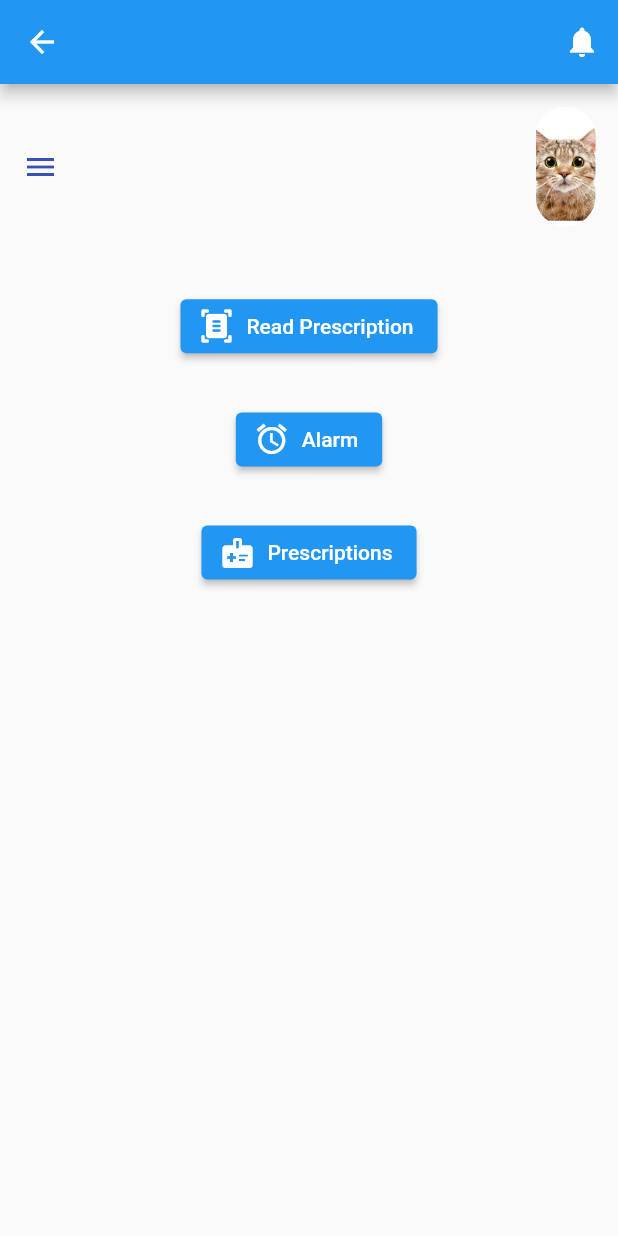
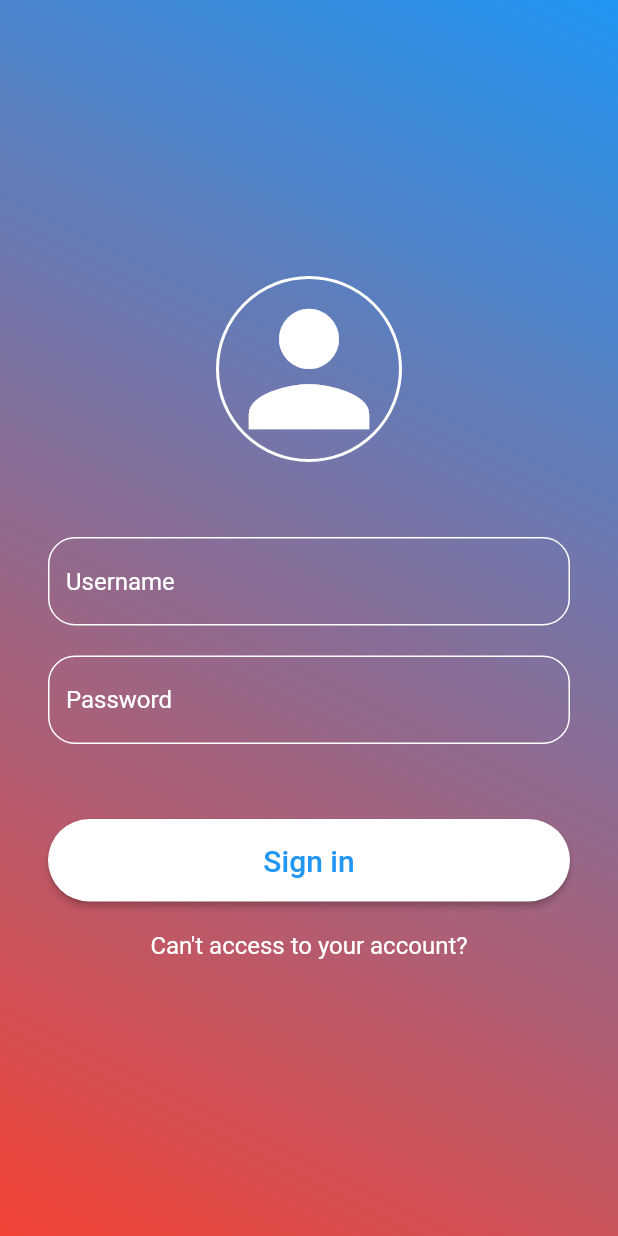
Before and after one commit to AhmedIbrahim2/PharmacyApp, a Flutter app: the screen it shows after launch, after a tap on "Get Started", on a phone screen of 412 x 824 dp. Run offline on Flutter 3.47's test engine with Material 2 defaults, Android fonts, the phone set to English and light mode, and no system bars; our stand-ins replace image_picker; missing offline and left inert: firebase_ml_vision; accounts and stored records are empty.

Commit message:
add first login

```diff
--- a/lib/Veiw/FirstScreen.dart
+++ b/lib/Veiw/FirstScreen.dart
@@ -10,8 +10,9 @@ import 'package:flutter/src/widgets/framework.dart';
 // ignore: unnecessary_import
 import 'package:flutter/src/widgets/container.dart';
 import 'package:imagetotext/Veiw/home.dart';
+import 'package:imagetotext/Veiw/login/login.dart';
 // ignore: unused_import
-import 'package:imagetotext/Veiw/prescription.dart';
+import 'package:imagetotext/Veiw/scan_prescription.dart';
 
 class FirstScreen extends StatelessWidget {
   const FirstScreen({super.key});
@@ -69,7 +70,7 @@ class FirstScreen extends StatelessWidget {
     return InkWell(
       onTap: () =>
           Navigator.push(context, MaterialPageRoute(builder: (context) {
-        return Home();
+        return LoginPage();
       })),
       child: Container(
         height: size.height / 15,
--- /dev/null
+++ b/lib/Veiw/login/login.dart
@@ -0,0 +1,113 @@
+import 'package:flutter/material.dart';
+import 'package:imagetotext/Veiw/home.dart';
+
+class LoginPage extends StatefulWidget {
+  @override
+  State<LoginPage> createState() => _LoginPageState();
+}
+
+class _LoginPageState extends State<LoginPage> {
+  TextEditingController usernameController = TextEditingController();
+  TextEditingController passwordController = TextEditingController();
+
+  @override
+  Widget build(BuildContext context) {
+    return Container(
+      decoration: const BoxDecoration(
+          gradient: LinearGradient(
+        begin: Alignment.topRight,
+        end: Alignment.bottomLeft,
+        colors: [
+          Colors.blue,
+          Colors.red,
+        ],
+      )),
+      child: Scaffold(
+        backgroundColor: Colors.transparent,
+        body: _page(),
+      ),
+    );
+  }
+
+  Widget _page() {
+    return Padding(
+      padding: const EdgeInsets.all(32.0),
+      child: Center(
+        child: Column(
+          mainAxisAlignment: MainAxisAlignment.center,
+          children: [
+            _icon(),
+            const SizedBox(height: 50),
+            _inputField("Username", usernameController),
+            const SizedBox(height: 20),
+            _inputField("Password", passwordController, isPassword: true),
+            const SizedBox(height: 50),
+            _loginBtn(),
+            const SizedBox(height: 20),
+            _extraText(),
+          ],
+        ),
+      ),
+    );
+  }
+
+  Widget _icon() {
+    return Container(
+      decoration: BoxDecoration(
+          border: Border.all(color: Colors.white, width: 2),
+          shape: BoxShape.circle),
+      child: const Icon(Icons.person, color: Colors.white, size: 120),
+    );
+  }
+
+  Widget _inputField(String hintText, TextEditingController controller,
+      {isPassword = false}) {
+    var border = OutlineInputBorder(
+        borderRadius: BorderRadius.circular(18),
+        borderSide: const BorderSide(color: Colors.white));
+
+    return TextField(
+      style: const TextStyle(color: Colors.white),
+      controller: controller,
+      decoration: InputDecoration(
+        hintText: hintText,
+        hintStyle: const TextStyle(color: Colors.white),
+        enabledBorder: border,
+        focusedBorder: border,
+      ),
+      obscureText: isPassword,
+    );
+  }
+
+  Widget _loginBtn() {
+    return ElevatedButton(
+      onPressed: () {
+        debugPrint("Username : " + usernameController.text);
+        debugPrint("Password : " + passwordController.text);
+        Navigator.of(context).push(MaterialPageRoute(
+            builder: (context) => (Home.fromname(usernameController.text))));
+      },
+      child: const SizedBox(
+          width: double.infinity,
+          child: Text(
+            "Sign in ",
+            textAlign: TextAlign.center,
+            style: TextStyle(fontSize: 20),
+          )),
+      style: ElevatedButton.styleFrom(
+        shape: const StadiumBorder(),
+        primary: Colors.white,
+        onPrimary: Colors.blue,
+        padding: const EdgeInsets.symmetric(vertical: 16),
+      ),
+    );
+  }
+
+  Widget _extraText() {
+    return const Text(
+      "Can't access to your account?",
+      textAlign: TextAlign.center,
+      style: TextStyle(fontSize: 16, color: Colors.white),
+    );
+  }
+}
--- a/lib/Veiw/prescription.dart
+++ b/lib/Veiw/scan_prescription.dart
@@ -1,4 +1,4 @@
-// ignore_for_file: prefer_const_constructors, sort_child_properties_last
+// ignore_for_file: prefer_const_constructors, sort_child_properties_last, import_of_legacy_library_into_null_safe, implementation_imports, unused_import, unnecessary_import, unnecessary_new, duplicate_ignore
 
 import 'dart:io';
 
@@ -7,8 +7,10 @@ import 'package:flutter/material.dart';
 import 'package:flutter/src/widgets/container.dart';
 import 'package:flutter/src/widgets/framework.dart';
 import 'package:image_picker/image_picker.dart';
+// ignore: unused_import
 import 'package:imagetotext/Controller/ImagePick.dart';
 import 'package:imagetotext/Veiw/alarm.dart';
+import 'package:imagetotext/Veiw/precesions-1.dart';
 
 import '../Controller/Ocr.dart';
 
@@ -19,6 +21,7 @@ class prescription extends StatefulWidget {
   State<prescription> createState() => _prescriptionState();
 }
 
+// ignore: camel_case_types
 class _prescriptionState extends State<prescription> {
   String result = '';
   File? image;
@@ -135,6 +138,7 @@ class _prescriptionState extends State<prescription> {
                                         height: 192,
                                         fit: BoxFit.fill,
                                       )
+                                    // ignore: sized_box_for_whitespace
                                     : Container(
                                         width: 240,
                                         height: 200,
@@ -151,7 +155,7 @@ class _prescriptionState extends State<prescription> {
             ElevatedButton.icon(
                 onPressed: (() => Navigator.push(context,
                         MaterialPageRoute(builder: (context) {
-                      return alarm(result);
+                      return AllPrescription(result);
                     }))),
                 icon: Icon(Icons.alarm),
                 label: Text("Alarm"))
--- a/lib/main.dart
+++ b/lib/main.dart
@@ -2,6 +2,7 @@
 
 import 'package:flutter/material.dart';
 import 'package:imagetotext/Veiw/FirstScreen.dart';
+import 'package:imagetotext/Veiw/login/login.dart';
 
 void main() {
   runApp(const MyApp());
```
Also changed, not shown: lib/Veiw/home.dart (+18 -5 lines), lib/Veiw/precesions-1.dart (+26 -117 lines).
